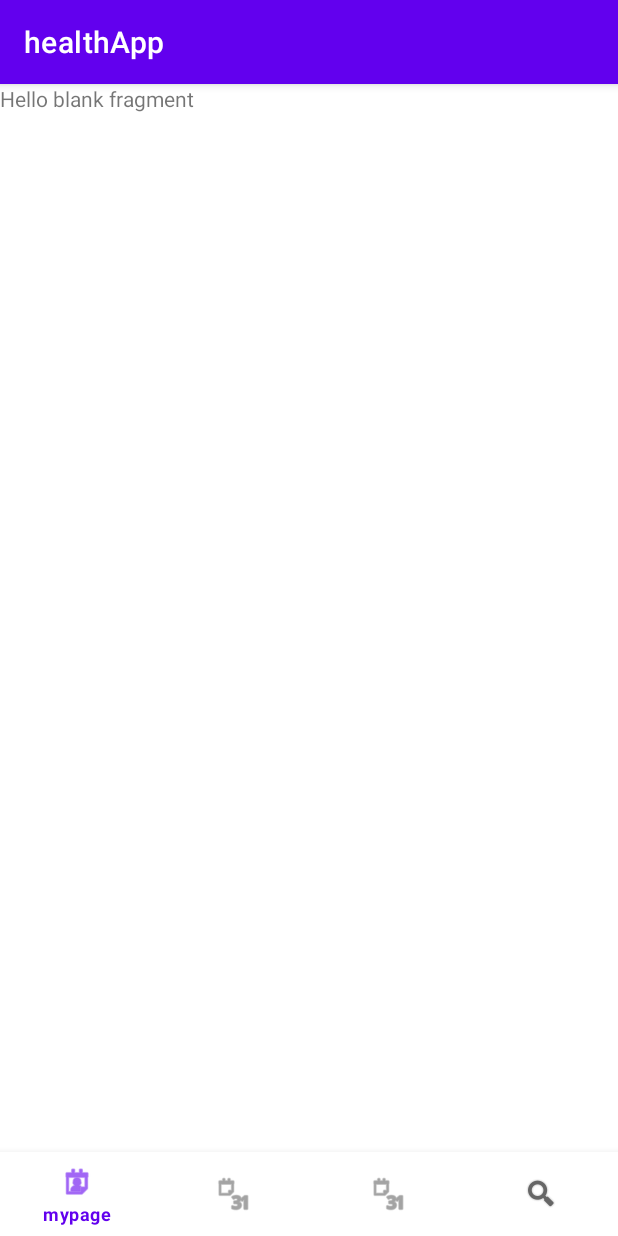
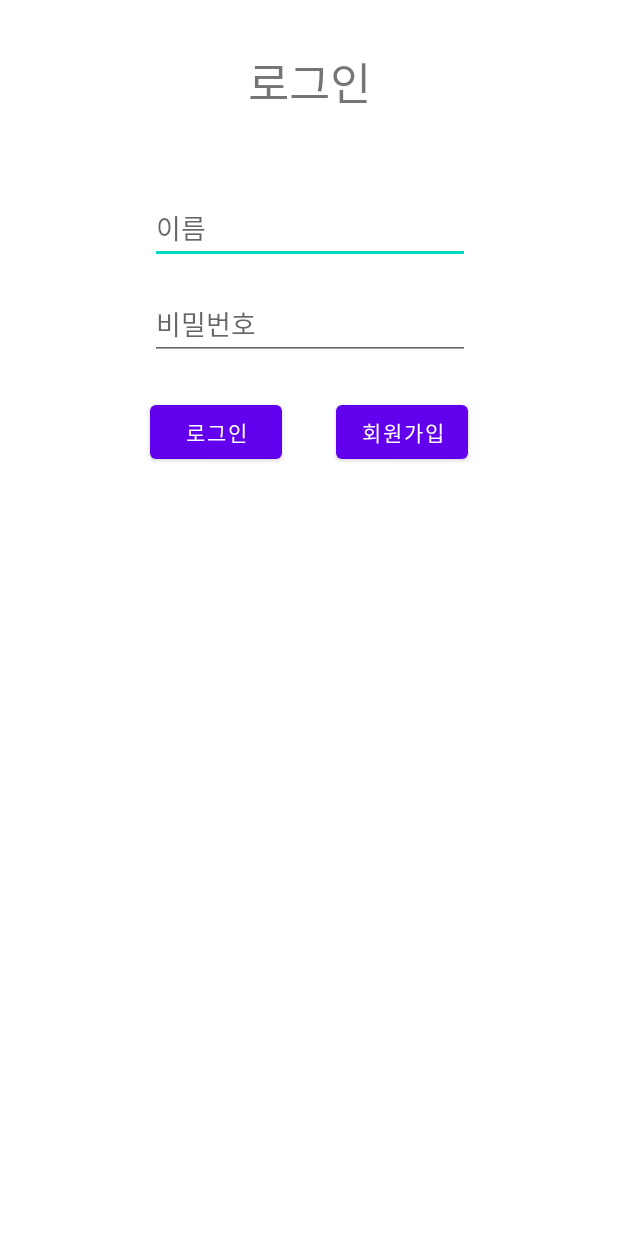
Before and after one commit to dlgPqls/healthApp, an Android app: the screen it shows after launch (MainActivity before the commit, LoginActivity after it), on a phone screen of 412 x 824 dp. Run offline under Robolectric (Android 15) with nearby library versions, the phone set to English and light mode, and no system bars.

Commit message:
DB commit

```diff
--- a/app/src/main/AndroidManifest.xml
+++ b/app/src/main/AndroidManifest.xml
@@ -9,7 +9,9 @@
         android:roundIcon="@mipmap/ic_launcher_round"
         android:supportsRtl="true"
         android:theme="@style/Theme.HealthApp">
-        <activity android:name=".MainActivity">
+        <activity android:name=".JoinActivity"></activity>
+        <activity android:name=".MainActivity"></activity>
+        <activity android:name=".LoginActivity">
             <intent-filter>
                 <action android:name="android.intent.action.MAIN" />
 
--- /dev/null
+++ b/app/src/main/java/com/example/healthapp/DBManager.kt
@@ -0,0 +1,17 @@
+package com.example.healthapp
+
+import android.content.Context
+import android.database.Cursor
+import android.database.sqlite.SQLiteDatabase
+import android.database.sqlite.SQLiteOpenHelper
+
+class DBManager(context: Context?, name: String?, factory: SQLiteDatabase.CursorFactory?, version: Int) : SQLiteOpenHelper(context, name, factory, version) {
+    override fun onCreate(db: SQLiteDatabase?) {
+        db!!.execSQL("CREATE TABLE IF NOT EXISTS guruTBL (gName TEXT PRIMARY KEY, gPW TEXT)")
+    }
+
+    override fun onUpgrade(db: SQLiteDatabase?, p1: Int, p2: Int) {
+
+    }
+
+}
--- /dev/null
+++ b/app/src/main/java/com/example/healthapp/LoginActivity.kt
@@ -0,0 +1,53 @@
+package com.example.healthapp
+
+import androidx.appcompat.app.AppCompatActivity
+import android.os.Bundle
+import android.content.Intent
+import android.database.Cursor
+import android.database.sqlite.SQLiteDatabase
+import android.graphics.Paint
+import android.widget.Button
+import android.widget.EditText
+import android.widget.Toast
+import kotlinx.android.synthetic.main.activity_login.*
+
+class LoginActivity : AppCompatActivity() {
+    lateinit var secondIntent: Button
+    lateinit var mainIntent: Button
+    lateinit var dbManager : DBManager
+    lateinit var name : EditText
+    lateinit var pw : EditText
+    lateinit var database: SQLiteDatabase
+    lateinit var sql : String
+    lateinit var cursor : Cursor
+    lateinit var str_name : String
+    lateinit var str_pw : String
+
+    override fun onCreate(savedInstanceState: Bundle?) {
+        super.onCreate(savedInstanceState)
+        setContentView(R.layout.activity_login)
+
+        secondIntent = findViewById(R.id.btn_loginregister)
+        mainIntent = findViewById(R.id.btn_loginlogin)
+        name = findViewById(R.id.login_name)
+        pw = findViewById(R.id.login_pw)
+
+
+        dbManager = DBManager(this,"guruTBL",null,2)
+        database = dbManager.writableDatabase
+
+
+        secondIntent.setOnClickListener {
+            var intent = Intent(this,JoinActivity::class.java)
+            startActivity(intent)
+        }
+
+        mainIntent.setOnClickListener {
+            var intent = Intent(this,MainActivity::class.java)
+
+                startActivity(intent)
+
+
+            }
+        }
+    }
--- a/app/src/main/java/com/example/healthapp/MainActivity.kt
+++ b/app/src/main/java/com/example/healthapp/MainActivity.kt
@@ -1,9 +1,10 @@
 package com.example.healthapp
 
+import android.content.Intent
 import androidx.appcompat.app.AppCompatActivity
 import android.os.Bundle
+import android.widget.Button
 import com.google.android.material.bottomnavigation.BottomNavigationView
-
 class MainActivity : AppCompatActivity() {
     override fun onCreate(savedInstanceState: Bundle?) {
         super.onCreate(savedInstanceState)
@@ -12,7 +13,7 @@ class MainActivity : AppCompatActivity() {
         var bottom = findViewById<BottomNavigationView>(R.id.bottom)
 
         bottom.run {
-            setOnItemSelectedListener {
+            setOnNavigationItemSelectedListener() {
                 when (it.itemId) {
                     R.id.tab_mypage -> {
                         val mypageFragment = mypageFragment()
@@ -35,5 +36,6 @@ class MainActivity : AppCompatActivity() {
             }
             selectedItemId = R.id.tab_mypage
         }
+
     }
 }
--- a/app/src/main/java/com/example/healthapp/mypageFragment.kt
+++ b/app/src/main/java/com/example/healthapp/mypageFragment.kt
@@ -5,6 +5,7 @@ import androidx.fragment.app.Fragment
 import android.view.LayoutInflater
 import android.view.View
 import android.view.ViewGroup
+import android.widget.Button
 
 // TODO: Rename parameter arguments, choose names that match
 // the fragment initialization parameters, e.g. ARG_ITEM_NUMBER
@@ -27,6 +28,7 @@ class mypageFragment : Fragment() {
             param1 = it.getString(ARG_PARAM1)
             param2 = it.getString(ARG_PARAM2)
         }
+
     }
 
     override fun onCreateView(
--- /dev/null
+++ b/app/src/main/res/layout/activity_login.xml
@@ -0,0 +1,71 @@
+<?xml version="1.0" encoding="utf-8"?>
+<androidx.constraintlayout.widget.ConstraintLayout xmlns:android="http://schemas.android.com/apk/res/android"
+    xmlns:app="http://schemas.android.com/apk/res-auto"
+    xmlns:tools="http://schemas.android.com/tools"
+    android:layout_width="match_parent"
+    android:layout_height="match_parent"
+    tools:context=".MainActivity">
+
+    <EditText
+        android:id="@+id/login_name"
+        android:layout_width="wrap_content"
+        android:layout_height="wrap_content"
+        android:layout_marginTop="128dp"
+        android:ems="10"
+        android:hint="이름"
+        android:inputType="textPersonName"
+        app:layout_constraintEnd_toEndOf="parent"
+        app:layout_constraintHorizontal_bias="0.502"
+        app:layout_constraintStart_toStartOf="parent"
+        app:layout_constraintTop_toTopOf="parent" />
+
+    <EditText
+        android:id="@+id/login_pw"
+        android:layout_width="wrap_content"
+        android:layout_height="wrap_content"
+        android:layout_marginTop="16dp"
+        android:ems="10"
+        android:hint="비밀번호"
+        android:inputType="textPassword"
+        app:layout_constraintEnd_toEndOf="parent"
+        app:layout_constraintHorizontal_bias="0.502"
+        app:layout_constraintStart_toStartOf="parent"
+        app:layout_constraintTop_toBottomOf="@+id/login_name" />
+
+
+    <TextView
+        android:id="@+id/login_text"
+        android:layout_width="wrap_content"
+        android:layout_height="wrap_content"
+        android:layout_marginTop="32dp"
+        android:text="로그인"
+        android:textSize="30sp"
+        app:layout_constraintEnd_toEndOf="parent"
+        app:layout_constraintStart_toStartOf="parent"
+        app:layout_constraintTop_toTopOf="parent" />
+
+    <Button
+        android:id="@+id/btn_loginlogin"
+        android:layout_width="wrap_content"
+        android:layout_height="wrap_content"
+        android:layout_marginStart="100dp"
+        android:layout_marginLeft="100dp"
+        android:layout_marginTop="24dp"
+        android:text="로그인"
+        app:layout_constraintStart_toStartOf="parent"
+        app:layout_constraintTop_toBottomOf="@+id/login_pw" />
+
+    <Button
+        android:id="@+id/btn_loginregister"
+        android:layout_width="wrap_content"
+        android:layout_height="wrap_content"
+        android:layout_marginTop="24dp"
+        android:layout_marginEnd="100dp"
+        android:layout_marginRight="100dp"
+        android:text="회원가입"
+        app:layout_constraintEnd_toEndOf="parent"
+        app:layout_constraintTop_toBottomOf="@+id/login_pw" />
+
+
+
+</androidx.constraintlayout.widget.ConstraintLayout>
--- a/app/src/main/res/layout/activity_main.xml
+++ b/app/src/main/res/layout/activity_main.xml
@@ -14,4 +14,7 @@
         android:layout_height="wrap_content"
         android:layout_gravity="bottom"
         app:menu="@menu/menu_bottom" />
+
+
+
 </FrameLayout>
--- a/app/src/main/res/values/themes.xml
+++ b/app/src/main/res/values/themes.xml
@@ -12,5 +12,6 @@
         <!-- Status bar color. -->
         <item name="android:statusBarColor" tools:targetApi="l">?attr/colorPrimaryVariant</item>
         <!-- Customize your theme here. -->
+        <item name="windowNoTitle">true</item>
     </style>
 </resources>
```
Also changed, not shown: app/src/main/java/com/example/healthapp/JoinActivity.kt (added, +57 -0 lines), app/src/main/java/com/example/healthapp/MypageActivity.kt (added, +11 -0 lines), app/src/main/java/com/example/healthapp/SubManager.kt (added, +17 -0 lines), app/src/main/res/layout/activity_join.xml (added, +70 -0 lines).
